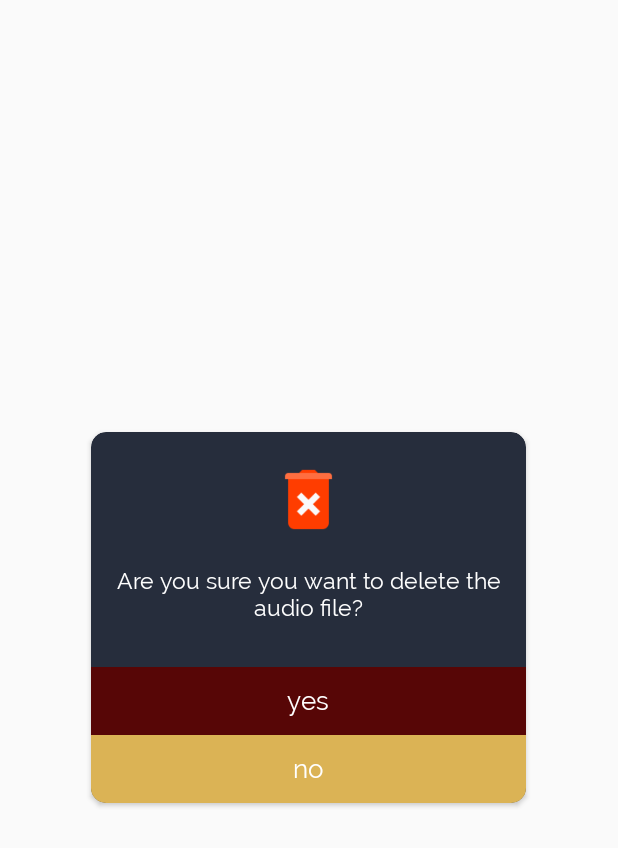
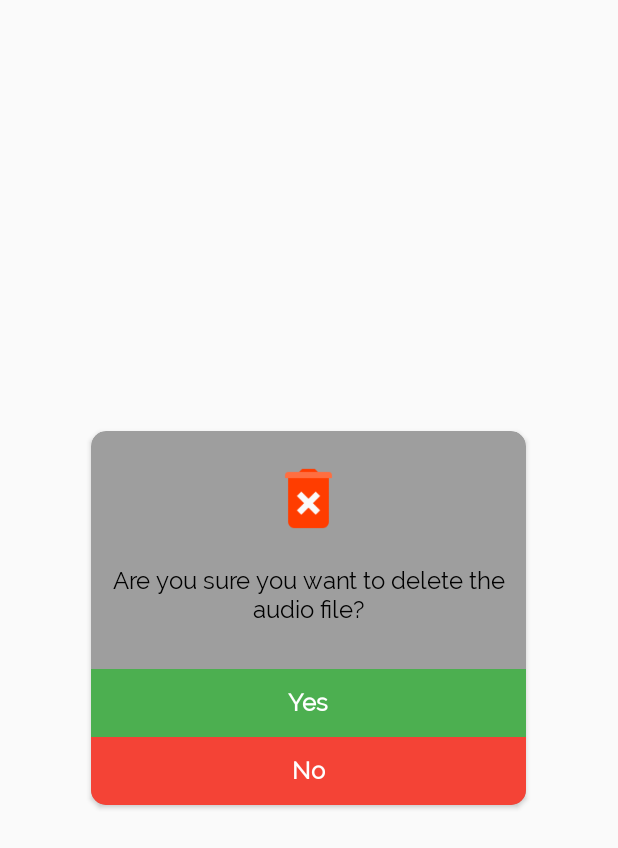
Before and after one commit to CharmiPatel25/note_TeamPurple_android, an Android app: the layout delete_sure.xml on its own in the app's theme, with its tools: preview values and no code run, on a phone screen of 412 x 824 dp. Shown: the top 848 px of the screen. Run offline under Robolectric (Android 15) with nearby library versions, the phone set to English and light mode, and no system bars.

Commit message:
[AP] layout changed delete_sure.xml

```diff
--- a/app/src/main/res/layout/delete_sure.xml
+++ b/app/src/main/res/layout/delete_sure.xml
@@ -11,7 +11,7 @@
         android:layout_height="wrap_content"
         android:layout_gravity="center"
         android:background="@color/cardcolor"
-        card_view:cardBackgroundColor="@color/grey"
+        card_view:cardBackgroundColor="@color/grey_active"
         card_view:cardCornerRadius="10dp">
 
 
@@ -41,8 +41,8 @@
                     android:fontFamily="@font/regular"
                     android:gravity="center"
                     android:text="Are you sure you want to delete the audio file?"
-                    android:textColor="@color/white"
-                    android:textSize="15sp" />
+                    android:textColor="@color/black"
+                    android:textSize="16sp" />
 
 
                 <LinearLayout
@@ -50,7 +50,7 @@
                     android:layout_width="match_parent"
                     android:layout_height="45dp"
                     android:layout_marginTop="30dp"
-                    android:background="@color/red"
+                    android:background="@color/green_active"
                     android:gravity="center"
                     android:weightSum="1">
 
@@ -59,9 +59,10 @@
                         android:fontFamily="@font/regular"
                         android:layout_width="wrap_content"
                         android:layout_height="wrap_content"
-                        android:text="yes"
+                        android:text="Yes"
                         android:textColor="@color/white"
-                        android:textSize="17dp" />
+                        android:textSize="16sp"
+                        android:textStyle="bold"/>
 
 
                 </LinearLayout>
@@ -71,7 +72,7 @@
                     android:id="@+id/ll_no_delete"
                     android:layout_width="match_parent"
                     android:layout_height="45dp"
-                    android:background="@color/mustuard"
+                    android:background="@color/red_active"
                     android:gravity="center"
                     android:weightSum="1">
 
@@ -80,9 +81,10 @@
                         android:fontFamily="@font/regular"
                         android:layout_width="wrap_content"
                         android:layout_height="wrap_content"
-                        android:text="no"
+                        android:text="No"
                         android:textColor="@color/white"
-                        android:textSize="17dp" />
+                        android:textSize="16sp"
+                        android:textStyle="bold"/>
 
 
                 </LinearLayout>
```
